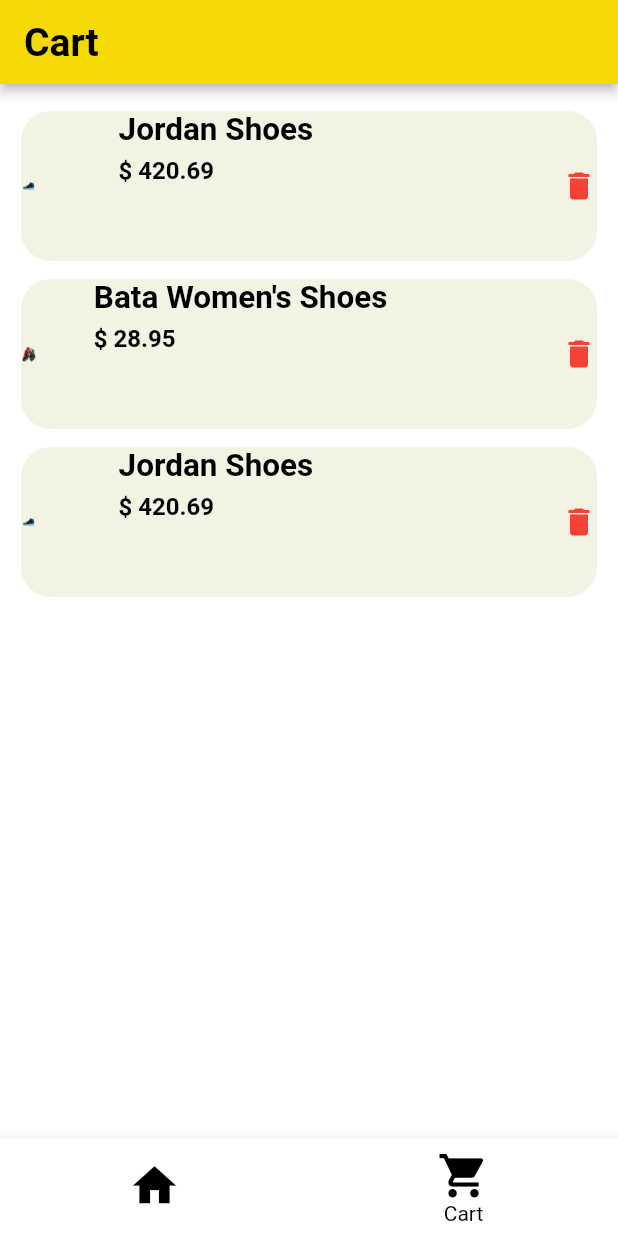
After one commit to pulkit-singhall/CatalogApp, a Flutter app: the screen it shows after launch, item 2 of the bottom bar chosen, on a phone screen of 412 x 824 dp. The commit adds this screen. Run offline on Flutter 3.47's test engine with Material 2 defaults, Android fonts, the phone set to English and light mode, and no system bars.

Commit message:
Cart Design

```diff
--- a/lib/global_variables.dart
+++ b/lib/global_variables.dart
@@ -41,5 +41,21 @@ final cart = [
     'imageUrl': 'assets/images/shoes_4.png',
     'company': 'Nike',
     'sizes': 8,
+  },
+  {
+    'id': '2',
+    'title': 'Bata Women\'s Shoes',
+    'price': 28.95,
+    'imageUrl': 'assets/images/shoes_3.png',
+    'company': 'Bata',
+    'sizes': [8, 9, 10],
+  },
+  {
+    'id': '3',
+    'title': 'Jordan Shoes',
+    'price': 420.69,
+    'imageUrl': 'assets/images/shoes_4.png',
+    'company': 'Nike',
+    'sizes': 8,
   }
 ];
--- a/lib/screens/home_page.dart
+++ b/lib/screens/home_page.dart
@@ -34,7 +34,10 @@ class _HomeScreenState extends State<HomeScreen> {
         ),
         elevation: 3.0,
       ),
-      body: pages[currentPage],
+      body: IndexedStack(
+        index: currentPage,
+        children: pages,
+      ),
       bottomNavigationBar: BottomNavigationBar(
         currentIndex: currentPage,
         onTap: (value){
@@ -53,7 +56,7 @@ class _HomeScreenState extends State<HomeScreen> {
             label: 'Cart',
           ),
         ],
-        backgroundColor: const Color.fromRGBO(244, 217, 4, 1.0),
+        backgroundColor: Colors.white,
         type: BottomNavigationBarType.fixed,
         fixedColor: Colors.black,
         showUnselectedLabels: false,
--- /dev/null
+++ b/lib/widgets/cart_page_body.dart
@@ -0,0 +1,29 @@
+import 'package:catalog_app/widgets/cart_tile.dart';
+import 'package:flutter/material.dart';
+
+import '../global_variables.dart';
+
+class CartPageBody extends StatelessWidget {
+  const CartPageBody({super.key});
+
+  @override
+  Widget build(BuildContext context) {
+    return Scaffold(
+      body: Padding(
+        padding: const EdgeInsets.symmetric(horizontal: 8.0, vertical: 12.0),
+        child: ListView.builder(
+            itemCount: cart.length,
+            itemBuilder: (context, index) {
+              final cartItem = cart[index];
+              return CartTile(
+                price: cartItem['price'] as double,
+                imageUrl: cartItem['imageUrl'].toString(),
+                title: cartItem['title'].toString(),
+              );
+            }
+        ),
+      ),
+
+    );
+  }
+}
--- /dev/null
+++ b/lib/widgets/cart_tile.dart
@@ -0,0 +1,67 @@
+import 'package:flutter/material.dart';
+
+class CartTile extends StatelessWidget {
+  final String title;
+  final String imageUrl;
+  final double price;
+
+  const CartTile(
+      {super.key,
+      required this.price,
+      required this.imageUrl,
+      required this.title});
+
+  @override
+  Widget build(BuildContext context) {
+    return Padding(
+      padding: const EdgeInsets.all(6.0),
+      child: Container(
+        height: 100,
+        decoration: BoxDecoration(
+          color: const Color.fromRGBO(242, 243, 227, 1.0),
+          borderRadius: BorderRadius.circular(20),
+        ),
+        child: Row(
+          children: [
+            Image(
+              image: AssetImage(imageUrl),
+              width: 10,
+              height: 10,
+            ),
+            const Spacer(),
+            Column(
+              crossAxisAlignment: CrossAxisAlignment.start,
+              children: [
+                Text(
+                  title,
+                  style: const TextStyle(
+                      color: Colors.black,
+                      fontSize: 21,
+                      fontWeight: FontWeight.bold),
+                  maxLines: 1,
+                ),
+                const SizedBox(
+                  height: 5,
+                ),
+                Text('\$ $price',
+                    style: const TextStyle(
+                        color: Colors.black,
+                        fontSize: 16,
+                        fontWeight: FontWeight.bold),
+                  maxLines: 1,
+                ),
+              ],
+            ),
+            const Spacer(),
+            const Spacer(),
+            const Spacer(),
+            const Icon(
+              Icons.delete,
+              color: Colors.red,
+            ),
+          ],
+        ),
+      ),
+    );
+  }
+}
```
